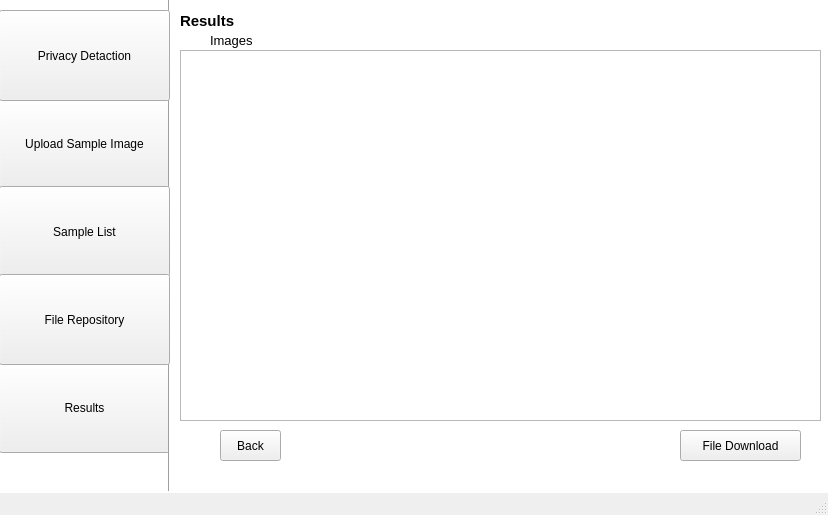
This is app/gui/UI/ui_4.ui in CSID-DGU/2023-1-CECD3-Sugar-4 as Qt 5 draws it before an edit. The edited form follows.
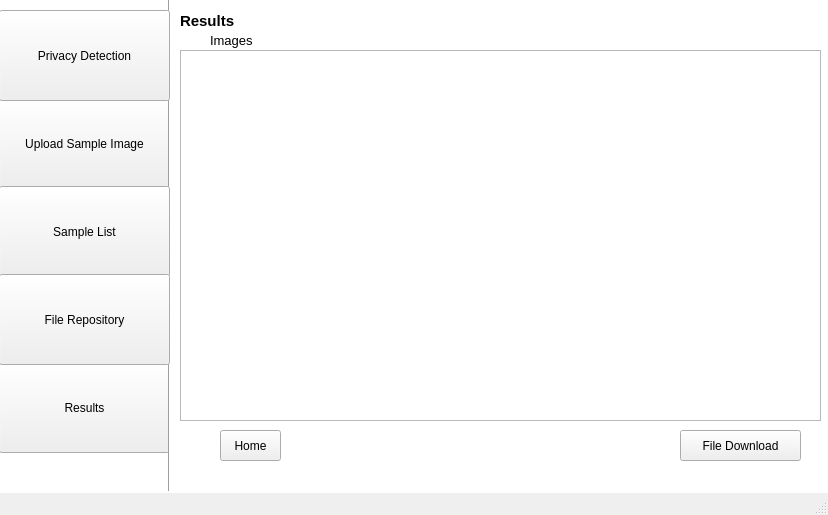
This is the edited form.

Commit message: ui: 오탈자 수정, back-> Home

Patch:
```diff
--- a/app/gui/UI/ui_4.ui
+++ b/app/gui/UI/ui_4.ui
@@ -107,7 +107,7 @@
      </rect>
     </property>
     <property name="text">
-     <string>Back</string>
+     <string>Home</string>
     </property>
    </widget>
    <widget class="QPushButton" name="pushButton_4">
@@ -188,7 +188,7 @@
      </rect>
     </property>
     <property name="text">
-     <string>Privacy Detaction</string>
+     <string>Privacy Detection</string>
     </property>
    </widget>
   </widget>
```
The commit also changes 13 other files.
